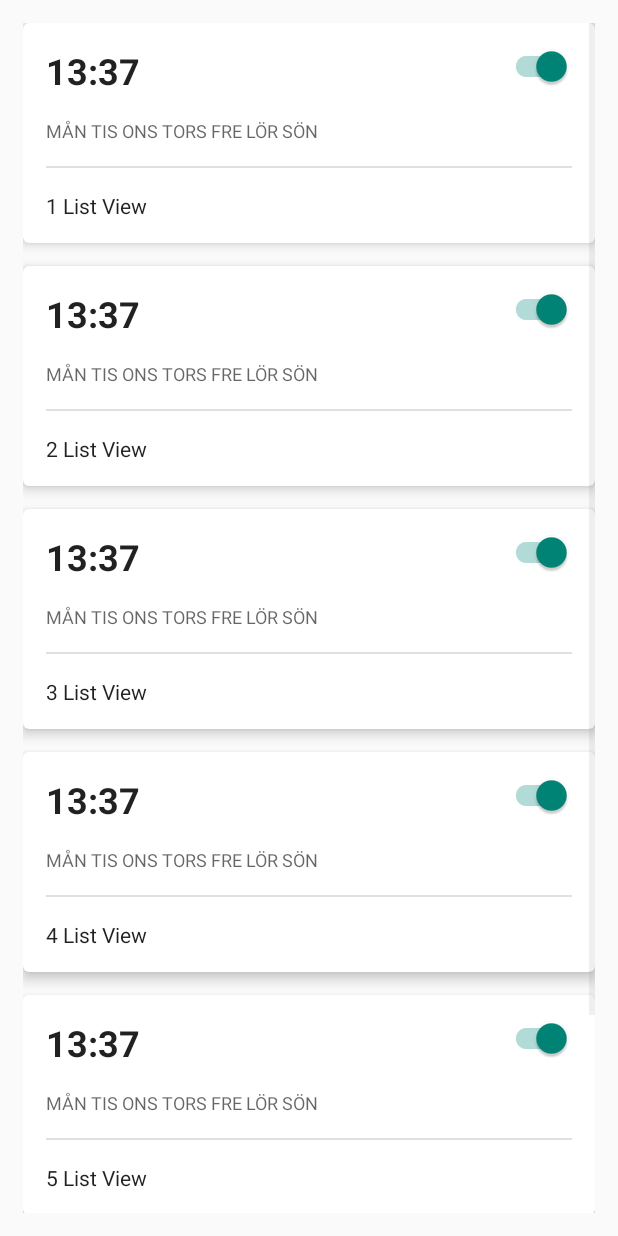
After one commit to HackOutWest15/JAM, an Android app: the CardsActivity screen opened directly, with no data from a screen before it, on a phone screen of 412 x 824 dp. The commit adds this screen. Run offline under Robolectric (Android 15) with nearby library versions, the phone set to English and light mode, and no system bars.

Commit message:
List with working adapter (though only for Strings) up.

```diff
--- a/app/src/main/AndroidManifest.xml
+++ b/app/src/main/AndroidManifest.xml
@@ -27,6 +27,11 @@
             android:label="@string/app_name" >
         </activity>
 
+        <activity
+            android:name=".CardsActivity"
+            android:label="@string/app_name" >
+        </activity>
+
         <receiver android:name=".AlarmReceiver">
             <intent-filter>
                 <action android:name="android.intent.action.BOOT_COMPLETED"/>
--- /dev/null
+++ b/app/src/main/java/se/wowhack/jam/AlarmArrayAdapter.java
@@ -0,0 +1,71 @@
+package se.wowhack.jam;
+
+import android.content.ClipData;
+import android.content.Context;
+import android.view.LayoutInflater;
+import android.view.View;
+import android.view.ViewGroup;
+import android.widget.ArrayAdapter;
+import android.widget.TextView;
+
+import java.util.ArrayList;
+
+public class AlarmArrayAdapter extends ArrayAdapter<String> {
+
+    // declaring our ArrayList of items
+    private ArrayList<String> objects;
+
+    /* here we must override the constructor for ArrayAdapter
+    * the only variable we care about now is ArrayList<Item> objects,
+    * because it is the list of objects we want to display.
+    */
+    public AlarmArrayAdapter(Context context, int textViewResourceId, ArrayList<String> objects) {
+        super(context, textViewResourceId, objects);
+        this.objects = objects;
+    }
+
+    /*
+     * we are overriding the getView method here - this is what defines how each
+     * list item will look.
+     */
+    public View getView(int position, View convertView, ViewGroup parent){
+
+        // assign the view we are converting to a local variable
+        View v = convertView;
+
+        // first check to see if the view is null. if so, we have to inflate it.
+        // to inflate it basically means to render, or show, the view.
+        if (v == null) {
+            LayoutInflater inflater = (LayoutInflater) getContext().getSystemService(Context.LAYOUT_INFLATER_SERVICE);
+            v = inflater.inflate(R.layout.layout_card, null);
+        }
+
+		/*
+		 * Recall that the variable position is sent in as an argument to this method.
+		 * The variable simply refers to the position of the current object in the list. (The ArrayAdapter
+		 * iterates through the list we sent it)
+		 *
+		 * Therefore, i refers to the current Item object.
+		 */
+        String i = objects.get(position);
+
+        if (i != null) {
+
+            // This is how you obtain a reference to the TextViews.
+            // These TextViews are created in the XML files we defined.
+
+            TextView tt = (TextView) v.findViewById(R.id.alarmText);
+
+            // check to see if each individual textview is null.
+            // if not, assign some text!
+            if (tt != null){
+                tt.setText(i);
+            }
+        }
+
+        // the view must be returned to our activity
+        return v;
+
+    }
+
+}
--- /dev/null
+++ b/app/src/main/java/se/wowhack/jam/CardsActivity.java
@@ -0,0 +1,67 @@
+package se.wowhack.jam;
+
+import android.os.Bundle;
+import android.app.Activity;
+import android.view.View;
+import android.widget.AdapterView;
+import android.widget.ArrayAdapter;
+import android.widget.ListView;
+import android.widget.Toast;
+
+import java.util.ArrayList;
+
+public class CardsActivity extends Activity {
+    ListView listView ;
+
+    @Override
+    protected void onCreate(Bundle savedInstanceState) {
+        super.onCreate(savedInstanceState);
+        setContentView(R.layout.activity_cards);
+
+        // Get ListView object from xml
+        listView = (ListView) findViewById(R.id.list);
+
+        // Defined Array values to show in ListView
+        ArrayList<String> values = new ArrayList<>();
+        values.add("1 List View");
+        values.add("2 List View");
+        values.add("3 List View");
+        values.add("4 List View");
+        values.add("5 List View");
+        values.add("6 List View");
+
+        // Define a new Adapter
+        // First parameter - Context
+        // Second parameter - Layout for the row
+        // Third parameter - ID of the TextView to which the data is written
+        // Forth - the Array of data
+
+        AlarmArrayAdapter adapter = new AlarmArrayAdapter(this, R.layout.layout_card, values);
+
+        // Assign adapter to ListView
+        listView.setAdapter(adapter);
+/*
+        // ListView Item Click Listener
+        listView.setOnItemClickListener(new AdapterView.OnItemClickListener() {
+
+            @Override
+            public void onItemClick(AdapterView<?> parent, View view,
+                                    int position, long id) {
+
+                // ListView Clicked item index
+                int itemPosition     = position;
+
+                // ListView Clicked item value
+                String  itemValue    = (String) listView.getItemAtPosition(position);
+
+                // Show Alert
+                Toast.makeText(getApplicationContext(),
+                        "Position :" + itemPosition + "  ListItem : " + itemValue, Toast.LENGTH_LONG)
+                        .show();
+
+            }
+
+        });
+*/
+    }
+}
--- a/app/src/main/java/se/wowhack/jam/MainActivity.java
+++ b/app/src/main/java/se/wowhack/jam/MainActivity.java
@@ -43,6 +43,12 @@ public class MainActivity extends Activity implements
         findViewById(R.id.gotoAlarm).setOnClickListener(new View.OnClickListener(){
             public void onClick(View v){
                 gotoAlarm();
+            }
+        });
+
+        findViewById(R.id.gotoCards).setOnClickListener(new View.OnClickListener(){
+            public void onClick(View v){
+                gotoCards();
             }
         });
     }
@@ -140,4 +146,9 @@ public class MainActivity extends Activity implements
         Intent intent = new Intent(this, AlarmActivity.class);
         startActivity(intent);
     }
+
+    private void gotoCards() {
+        Intent intent = new Intent(this, CardsActivity.class);
+        startActivity(intent);
+    }
 }
--- /dev/null
+++ b/app/src/main/res/layout/activity_cards.xml
@@ -0,0 +1,15 @@
+<LinearLayout xmlns:android="http://schemas.android.com/apk/res/android"
+    android:layout_width="match_parent"
+    android:layout_height="match_parent"
+    android:orientation="vertical" >
+
+    <ListView
+        android:layout_margin="15dp"
+        android:divider="@android:color/transparent"
+        android:dividerHeight="15dp"
+        android:id="@+id/list"
+        android:layout_height="wrap_content"
+        android:layout_width="match_parent">
+    </ListView>
+
+</LinearLayout>
--- a/app/src/main/res/layout/activity_main.xml
+++ b/app/src/main/res/layout/activity_main.xml
@@ -10,4 +10,11 @@
         android:layout_marginBottom="20dp"
         android:text="Goto alarm" />
 
+    <Button
+        android:id="@+id/gotoCards"
+        android:layout_width="match_parent"
+        android:layout_height="wrap_content"
+        android:layout_marginTop="20dp"
+        android:text="Goto cards" />
+
 </LinearLayout>
--- a/app/src/main/res/layout/layout_card.xml
+++ b/app/src/main/res/layout/layout_card.xml
@@ -3,8 +3,9 @@
     xmlns:android="http://schemas.android.com/apk/res/android"
     android:id="@+id/card_view"
     android:layout_width="match_parent"
-    android:layout_height="match_parent"
+    android:layout_height="wrap_content"
     card_view:cardCornerRadius="4dp"
+    card_view:cardElevation="5dp"
     android:layout_margin="5dp">
 
     <RelativeLayout
@@ -40,7 +41,7 @@
             android:layout_height="wrap_content"
             android:layout_marginLeft="15dp"
             android:layout_marginTop="15dp"
-            android:text="MÅN TIS ONS TORS FRE LÖR"
+            android:text="MÅN TIS ONS TORS FRE LÖR SÖN"
             android:textAppearance="@style/TextAppearance.AppCompat.Caption"
             android:layout_below="@+id/alarmTime"/>
 
@@ -62,9 +63,11 @@
             android:layout_marginLeft="15dp"
             android:layout_marginTop="15dp"
             android:layout_marginRight="15dp"
+            android:layout_marginBottom="15dp"
             android:text="Glöm inte att hänga tvätten i duschen på morgonen. Sen får du verkligen inte glömma att meditera."
             android:textAppearance="@style/TextAppearance.AppCompat.Body1"
             android:layout_below="@+id/divider"/>
 
     </RelativeLayout>
+
 </android.support.v7.widget.CardView>
```
